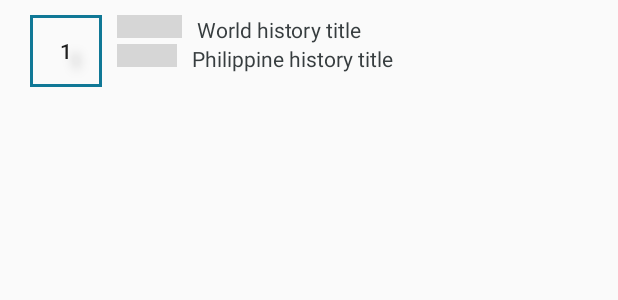
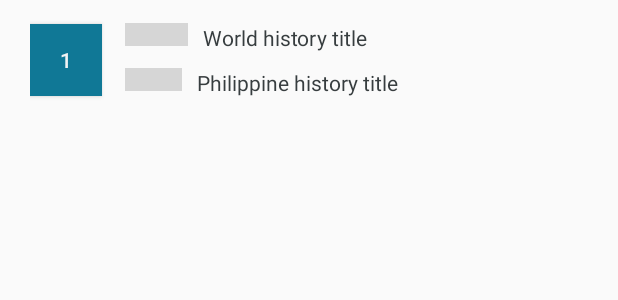
Before and after one commit to jhesed/historic-glimpse, an Android app: the layout glimpse_entry.xml on its own in the app's theme, with its tools: preview values and no code run, on a phone screen of 412 x 824 dp. Shown: the top 300 px of the screen. Run offline under Robolectric (Android 15) with nearby library versions, the phone set to English and light mode, and no system bars; grey boxes are pictures that could not be loaded.

```diff
--- a/app/src/main/java/com/historicalglimpse/jhesed/historicalglimpse/APIClient.java
+++ b/app/src/main/java/com/historicalglimpse/jhesed/historicalglimpse/APIClient.java
@@ -22,8 +22,8 @@ class APIClient {
 
         retrofit = new Retrofit.Builder()
                 // TODO: Replace with corresponding url
-//                .baseUrl("http://192.168.1.14")
-                .baseUrl("http://jsoscc.com")
+                .baseUrl("http://192.168.43.91")
+//                .baseUrl("http://jsoscc.com")
                 .addConverterFactory(GsonConverterFactory.create())
                 .client(client)
                 .build();
--- a/app/src/main/java/com/historicalglimpse/jhesed/historicalglimpse/adapters/GlimpseAdapter.java
+++ b/app/src/main/java/com/historicalglimpse/jhesed/historicalglimpse/adapters/GlimpseAdapter.java
@@ -8,6 +8,7 @@ package com.historicalglimpse.jhesed.historicalglimpse.adapters;
 import android.content.Context;
 import android.support.annotation.NonNull;
 import android.support.v4.widget.SwipeRefreshLayout;
+import android.util.Log;
 import android.view.LayoutInflater;
 import android.view.View;
 import android.view.ViewGroup;
@@ -28,6 +29,7 @@ public class GlimpseAdapter extends ArrayAdapter<Glimpse> {
 
     public GlimpseAdapter(Context adapterContext, ArrayList<Glimpse> glimpseList) {
         super(adapterContext, R.layout.glimpse_entry, glimpseList);
+        Log.d("---glimpse list size", "" + glimpseList.size());
         context = adapterContext;
     }
 
--- a/app/src/main/res/layout/glimpse_entry.xml
+++ b/app/src/main/res/layout/glimpse_entry.xml
@@ -10,28 +10,29 @@
 
     <Button
         android:id="@+id/glimpse_day"
+        style="@style/Widget.AppCompat.Button.Colored"
         android:layout_width="48dp"
         android:layout_height="48dp"
+        android:background="@color/colorPrimary"
         android:padding="10dp"
-        android:shadowColor="#A8A8A8"
-        android:shadowDx="10"
-        android:shadowDy="10"
-        android:shadowRadius="8"
-        android:background="@drawable/button_shape"
-        android:text="1" />
+        android:text="1"
+        android:textAppearance="@style/TextAppearance.AppCompat.Body2"
+        android:textColor="@color/colorAccent"
+        android:layout_gravity="center"/>
 
     <LinearLayout
         android:layout_width="match_parent"
-        android:layout_height="match_parent"
+        android:layout_height="wrap_content"
+        android:layout_marginLeft="10dp"
         android:gravity="start"
         android:orientation="vertical"
-        android:layout_marginLeft="10dp"
         android:touchscreenBlocksFocus="false">
 
         <LinearLayout
             android:layout_width="match_parent"
             android:layout_height="wrap_content"
-            android:orientation="horizontal">
+            android:orientation="horizontal"
+            android:padding="5dp">
 
             <ImageView
                 android:id="@+id/icon_world"
@@ -44,19 +45,20 @@
                 android:id="@+id/title_world"
                 android:layout_width="wrap_content"
                 android:layout_height="wrap_content"
+                android:layout_marginLeft="10dp"
                 android:layout_weight="0.85"
+                android:ellipsize="end"
+                android:maxLines="1"
                 android:text="World history title"
                 android:textAppearance="?android:attr/textAppearanceSmall"
-                android:layout_marginLeft="10dp"
-                android:ellipsize="end"
-                android:maxLines="1"
                 android:textColor="@color/colorTextEmphasis" />
         </LinearLayout>
 
         <LinearLayout
             android:layout_width="match_parent"
             android:layout_height="wrap_content"
-            android:orientation="horizontal">
+            android:orientation="horizontal"
+            android:padding="5dp">
 
             <ImageView
                 android:id="@+id/icon_phil"
@@ -69,12 +71,12 @@
                 android:id="@+id/title_phil"
                 android:layout_width="wrap_content"
                 android:layout_height="wrap_content"
+                android:layout_marginLeft="10dp"
                 android:layout_weight="0.85"
+                android:ellipsize="end"
+                android:maxLines="1"
                 android:text="Philippine history title"
                 android:textAppearance="?android:attr/textAppearanceSmall"
-                android:layout_marginLeft="10dp"
-                android:ellipsize="end"
-                android:maxLines="1"
                 android:textColor="@color/colorTextEmphasis" />
         </LinearLayout>
 
--- a/app/src/main/res/values/colors.xml
+++ b/app/src/main/res/values/colors.xml
@@ -2,7 +2,7 @@
 <resources>
     <color name="colorPrimary">#107896</color>
     <color name="colorPrimaryDark">#107896</color>
-    <color name="colorAccent">#F2F3F4</color>
+    <color name="colorAccent">#f2f3f4</color>
 
     <color name="colorTextBackground">#F2F3F4</color>
     <color name="colorTextEmphasis">#373D3F</color>
```
Also changed, not shown: app/src/main/java/com/historicalglimpse/jhesed/historicalglimpse/MainActivity.java (+49 -3 lines), app/src/main/res/layout/activity_glimpse_list.xml (+6 -13 lines).
